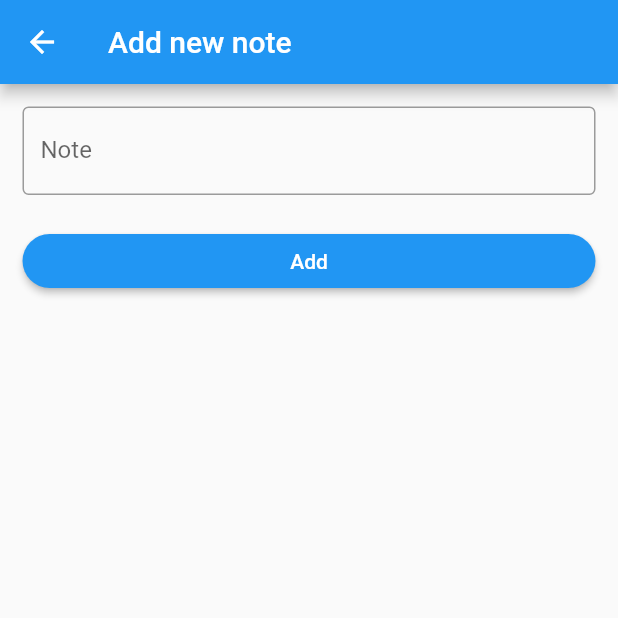
After one commit to EmaElsayed/tasks, a Flutter app: the AddNewNoteScreen screen opened directly, on a phone screen of 412 x 824 dp, the top half of it. The commit adds this screen. Run offline on Flutter 3.47's test engine with Material 2 defaults, Android fonts, the phone set to English and light mode, and no system bars; our stand-ins replace cloud_firestore, firebase_core; missing offline and left inert: flutter_chat_ui_starter; accounts and stored records are empty.

Commit message:
Fire base

```diff
--- a/lib/blog/blog_screen.dart
+++ b/lib/blog/blog_screen.dart
@@ -28,7 +28,9 @@ class BlogScreen extends StatefulWidget {
 
   @override
   State<BlogScreen> createState() => _BlogScreenState();
+
 }
+
 
 class _BlogScreenState extends State<BlogScreen> {
   final String imageUrl =
--- /dev/null
+++ b/lib/firebase/add_node_screen.dart
@@ -0,0 +1,68 @@
+
+import 'package:cloud_firestore/cloud_firestore.dart';
+import 'package:flutter/material.dart';
+
+class AddNewNoteScreen extends StatefulWidget {
+  const AddNewNoteScreen({Key? key}) : super(key: key);
+
+  @override
+  State<AddNewNoteScreen> createState() => _AddNewNoteScreenState();
+}
+
+class _AddNewNoteScreenState extends State<AddNewNoteScreen> {
+  final noteController = TextEditingController();
+
+  final firestore = FirebaseFirestore.instance;
+
+  @override
+  Widget build(BuildContext context) {
+    return Scaffold(
+      appBar: AppBar(
+        title: const Text("Add new note"),
+      ),
+      body: Padding(
+        padding: const EdgeInsets.all(15),
+        child: Column(
+          children: [
+            TextFormField(
+              controller: noteController,
+              decoration: const InputDecoration(
+                border: OutlineInputBorder(),
+                labelText: "Note",
+              ),
+            ),
+            Container(
+              margin: const EdgeInsets.only(top: 20),
+              width: double.infinity,
+              child: ElevatedButton(
+                style: ElevatedButton.styleFrom(shape: const StadiumBorder()),
+                onPressed: () => addNote(),
+                child: const Text("Add"),
+              ),
+            ),
+          ],
+        ),
+      ),
+    );
+  }
+
+  addNote() {
+    String note = noteController.text;
+
+    // Map<String, dynamic> => key : value
+    // "id" : 1
+    // "note" : "Wake up"
+    // "favourite" : false
+
+    String currentMillis = DateTime.now().millisecondsSinceEpoch.toString();
+
+    Map<String, dynamic> data = {
+      "id": currentMillis,
+      "note": note,
+    };
+
+    firestore.collection("notes").doc(data['id']).set(data);
+
+    Navigator.pop(context);
+  }
+}
--- a/pubspec.yaml
+++ b/pubspec.yaml
@@ -35,6 +35,8 @@ dependencies:
   # The following adds the Cupertino Icons font to your application.
   # Use with the CupertinoIcons class for iOS style icons.
   cupertino_icons: ^1.0.2
+  cloud_firestore: ^4.8.2
+  firebase_core: ^2.14.0
 
 dev_dependencies:
   flutter_test:
```
Also changed, not shown: lib/firebase/notes_screen.dart (added, +65 -0 lines), pubspec.lock, 7 other files.
